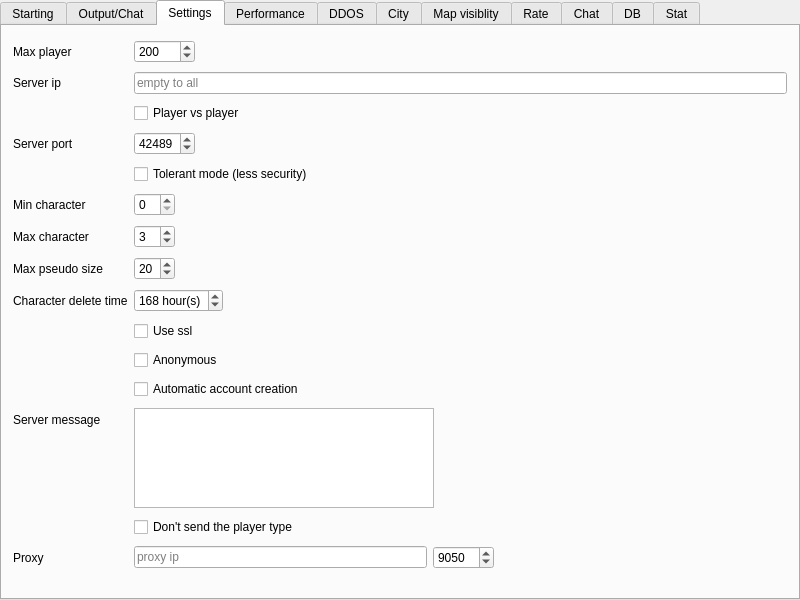
First picture: the form in server/MainWindow.ui, repository alphaonex86/CatchChallenger, before the edit.
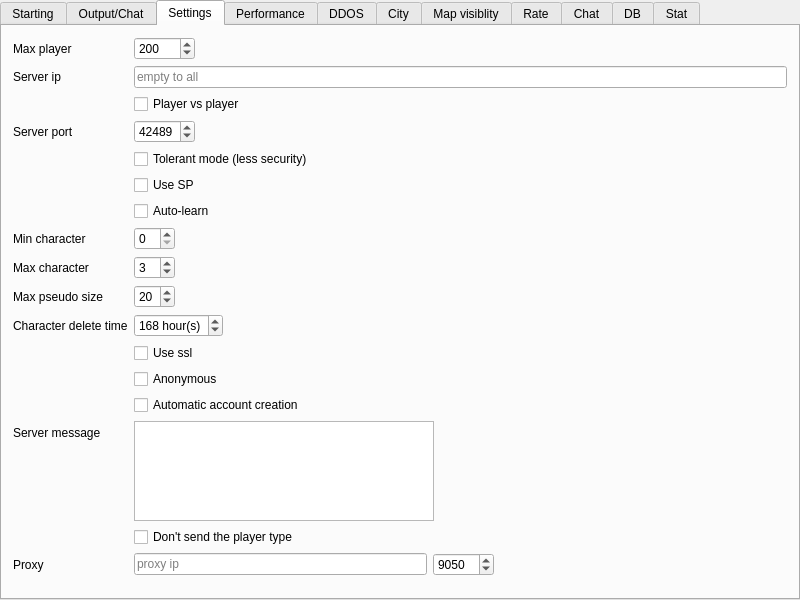
Second picture: the form after the edit. The open tabs and pages were chosen to show the change. Icons and pictures are not drawn.

```diff
--- a/server/MainWindow.ui
+++ b/server/MainWindow.ui
@@ -246,38 +246,38 @@
           </property>
          </widget>
         </item>
-        <item row="5" column="0">
+        <item row="7" column="0">
          <widget class="QLabel" name="label_8">
           <property name="text">
            <string>Min character</string>
           </property>
          </widget>
         </item>
-        <item row="5" column="1">
+        <item row="7" column="1">
          <widget class="QSpinBox" name="min_character"/>
         </item>
-        <item row="6" column="0">
+        <item row="8" column="0">
          <widget class="QLabel" name="label_10">
           <property name="text">
            <string>Max character</string>
           </property>
          </widget>
         </item>
-        <item row="6" column="1">
+        <item row="8" column="1">
          <widget class="QSpinBox" name="max_character">
           <property name="value">
            <number>3</number>
           </property>
          </widget>
         </item>
-        <item row="8" column="0">
+        <item row="10" column="0">
          <widget class="QLabel" name="label_11">
           <property name="text">
            <string>Max pseudo size</string>
           </property>
          </widget>
         </item>
-        <item row="8" column="1">
+        <item row="10" column="1">
          <widget class="QSpinBox" name="max_pseudo_size">
           <property name="minimum">
            <number>1</number>
@@ -287,14 +287,14 @@
           </property>
          </widget>
         </item>
-        <item row="10" column="0">
+        <item row="12" column="0">
          <widget class="QLabel" name="label_12">
           <property name="text">
            <string>Character delete time</string>
           </property>
          </widget>
         </item>
-        <item row="10" column="1">
+        <item row="12" column="1">
          <widget class="QSpinBox" name="character_delete_time">
           <property name="suffix">
            <string> hour(s)</string>
@@ -310,28 +310,28 @@
           </property>
          </widget>
         </item>
-        <item row="12" column="1">
+        <item row="14" column="1">
          <widget class="QCheckBox" name="anonymous">
           <property name="text">
            <string>Anonymous</string>
           </property>
          </widget>
         </item>
-        <item row="13" column="1">
+        <item row="15" column="1">
          <widget class="QCheckBox" name="automatic_account_creation">
           <property name="text">
            <string>Automatic account creation</string>
           </property>
          </widget>
         </item>
-        <item row="14" column="0">
+        <item row="16" column="0">
          <widget class="QLabel" name="label_31">
           <property name="text">
            <string>Server message</string>
           </property>
          </widget>
         </item>
-        <item row="14" column="1">
+        <item row="16" column="1">
          <widget class="QPlainTextEdit" name="server_message">
           <property name="maximumSize">
            <size>
@@ -341,21 +341,21 @@
           </property>
          </widget>
         </item>
-        <item row="15" column="1">
+        <item row="17" column="1">
          <widget class="QCheckBox" name="dontSendPlayerType">
           <property name="text">
            <string>Don't send the player type</string>
           </property>
          </widget>
         </item>
-        <item row="16" column="0">
+        <item row="18" column="0">
          <widget class="QLabel" name="label_32">
           <property name="text">
            <string>Proxy</string>
           </property>
          </widget>
         </item>
-        <item row="16" column="1">
+        <item row="18" column="1">
          <layout class="QHBoxLayout" name="horizontalLayout_9">
           <item>
            <widget class="QLineEdit" name="proxy">
@@ -392,13 +392,27 @@
           </item>
          </layout>
         </item>
-        <item row="11" column="1">
+        <item row="13" column="1">
          <widget class="QCheckBox" name="useSsl">
           <property name="text">
            <string>Use ssl</string>
           </property>
          </widget>
         </item>
+        <item row="5" column="1">
+         <widget class="QCheckBox" name="useSP">
+          <property name="text">
+           <string>Use SP</string>
+          </property>
+         </widget>
+        </item>
+        <item row="6" column="1">
+         <widget class="QCheckBox" name="autoLearn">
+          <property name="text">
+           <string>Auto-learn</string>
+          </property>
+         </widget>
+        </item>
        </layout>
       </widget>
       <widget class="QWidget" name="performance">
```
Left out of the diff: 21 changed lines with no effect on the pictures.
